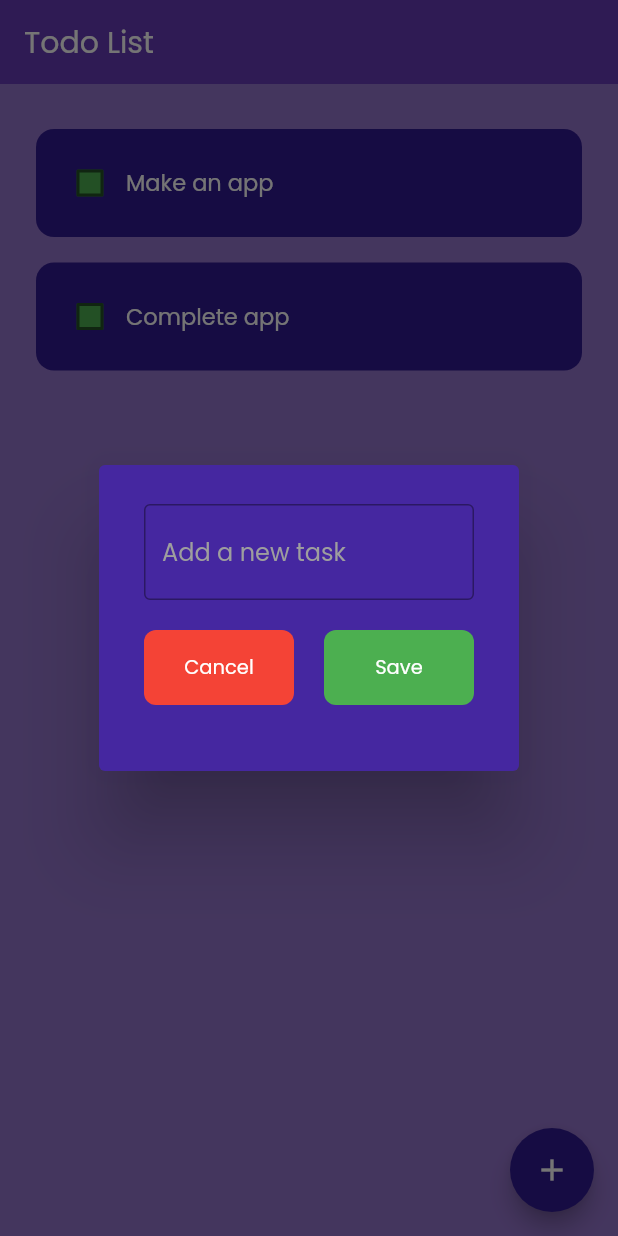
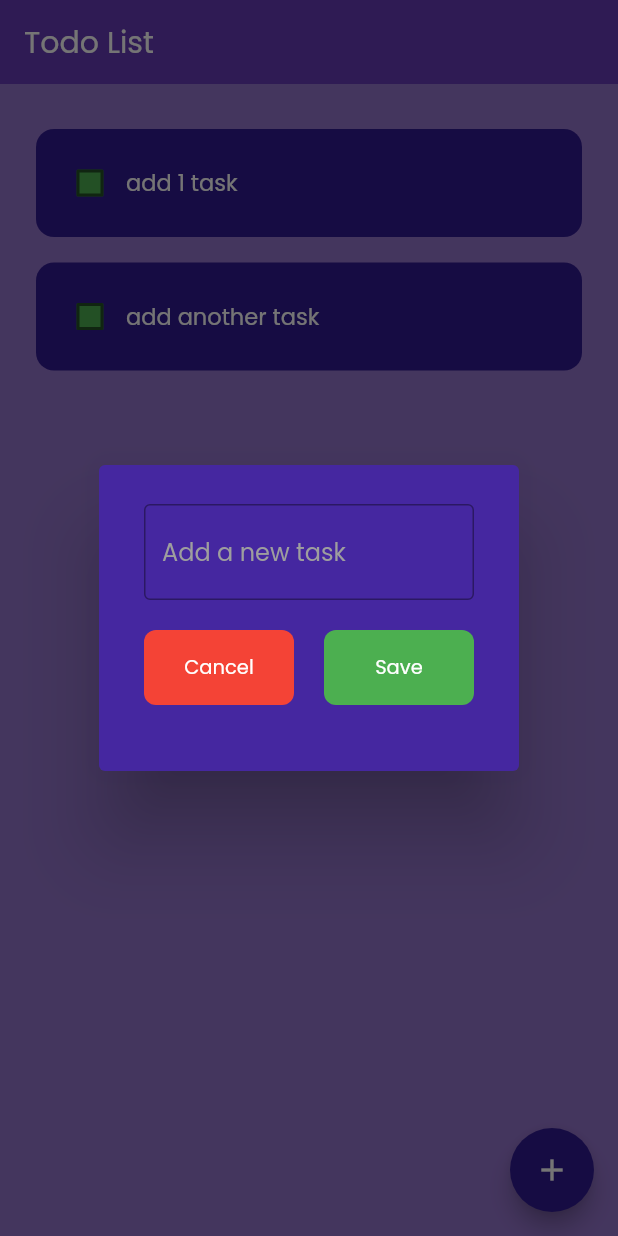
Before and after one commit to ziggy010/hive_practice, a Flutter app: the screen it shows after launch, after a tap on the "add" icon, on a phone screen of 412 x 824 dp. Run offline on Flutter 3.47's test engine with Material 2 defaults, Android fonts, the phone set to English and light mode, and no system bars; drawn by our look-alikes of flutter_slidable; our stand-ins replace hive, hive_flutter; accounts and stored records are empty.

Commit message:
added hive

```diff
--- /dev/null
+++ b/lib/data/database.dart
@@ -0,0 +1,28 @@
+import 'package:flutter/material.dart';
+import 'package:hive/hive.dart';
+
+class ToDoDatabase {
+  //reference hive box
+  final _mybox = Hive.box('mybox');
+
+  // List of todolist;
+  List ToDoList = [];
+
+  //if the app is opened for the first time.
+  void createInitialization() {
+    ToDoList = [
+      ['add 1 task', false],
+      ['add another task', false],
+    ];
+  }
+
+  //load task
+  void loadTask() {
+    _mybox.get("TODOLIST");
+  }
+
+  //update database
+  void updateDatabase() {
+    _mybox.put("TODOLIST", ToDoList);
+  }
+}
--- a/lib/main.dart
+++ b/lib/main.dart
@@ -1,8 +1,14 @@
 import 'package:flutter/material.dart';
+import 'package:hive/hive.dart';
+import 'package:hive_flutter/hive_flutter.dart';
 
 import 'pages/HomePage.dart';
 
-void main(List<String> args) {
+void main(List<String> args) async {
+  await Hive.initFlutter();
+
+  var box = await Hive.openBox('mybox');
+
   runApp(MyApp());
 }
 
--- a/lib/pages/HomePage.dart
+++ b/lib/pages/HomePage.dart
@@ -1,6 +1,8 @@
 import 'package:flutter/material.dart';
+import 'package:hive/hive.dart';
 import 'package:todo_hive/components/alertDialog.dart';
 import 'package:todo_hive/components/todoTile.dart';
+import 'package:todo_hive/data/database.dart';
 
 class HomePage extends StatefulWidget {
   @override
@@ -8,31 +10,47 @@ class HomePage extends StatefulWidget {
 }
 
 class _HomePageState extends State<HomePage> {
+  //reference hive box
+
+  final _mybox = Hive.box('mybox');
+
+  @override
+  void initState() {
+    if (_mybox.get("TODOLIST") == null) {
+      db.createInitialization();
+    } else {
+      db.loadTask();
+    }
+
+    super.initState();
+  }
+
   //Textedition controller
 
   final _controller = TextEditingController();
 
-  // List of todolist;
-  List ToDoList = [
-    ['Make an app', false],
-    ['Complete app', false],
-  ];
+  //reference database class
+
+  ToDoDatabase db = ToDoDatabase();
 
   //Method for checkbox status changed
   void checkBoxChanged(bool? value, index) {
     setState(() {
-      ToDoList[index][1] = !ToDoList[index][1];
+      db.ToDoList[index][1] = !db.ToDoList[index][1];
     });
+    db.updateDatabase();
   }
 
   //save new task
 
   void saveNewTask() {
     setState(() {
-      ToDoList.add([_controller.text, false]);
+      db.ToDoList.add([_controller.text, false]);
       Navigator.of(context).pop();
       _controller.clear();
     });
+    db.updateDatabase();
+    print(_mybox.get("TODOLIST"));
   }
 
   //Method to add task
@@ -46,13 +64,15 @@ class _HomePageState extends State<HomePage> {
         );
       },
     );
+    db.updateDatabase();
   }
 
   //Method to delete task
   deleteTask(index) {
     setState(() {
-      ToDoList.removeAt(index);
+      db.ToDoList.removeAt(index);
     });
+    db.updateDatabase();
   }
 
   @override
@@ -73,12 +93,12 @@ class _HomePageState extends State<HomePage> {
       body: Padding(
         padding: EdgeInsets.only(top: 30, left: 24, right: 24),
         child: ListView.builder(
-          itemCount: ToDoList.length,
+          itemCount: db.ToDoList.length,
           itemBuilder: (BuildContext context, int index) {
             return ToDoTile(
-              checkBoxStatus: ToDoList[index][1],
+              checkBoxStatus: db.ToDoList[index][1],
               onChanged: (value) => checkBoxChanged(value, index),
-              taskTitle: ToDoList[index][0],
+              taskTitle: db.ToDoList[index][0],
               onDelete: (context) => deleteTask(index),
             );
           },
--- a/pubspec.yaml
+++ b/pubspec.yaml
@@ -37,6 +37,8 @@ dependencies:
   # Use with the CupertinoIcons class for iOS style icons.
   cupertino_icons: ^1.0.2
   flutter_slidable: ^2.0.0
+  hive: ^2.2.3
+  hive_flutter: ^1.1.0
 
 dev_dependencies:
   flutter_test:
@@ -48,6 +50,8 @@ dev_dependencies:
   # package. See that file for information about deactivating specific lint
   # rules and activating additional ones.
   flutter_lints: ^2.0.0
+  hive_generator: ^1.1.3
+  build_runner: ^2.1.11
 
 # For information on the generic Dart part of this file, see the
 # following page: https://dart.dev/tools/pub/pubspec
```
Also changed, not shown: pubspec.lock, 6 other files.
